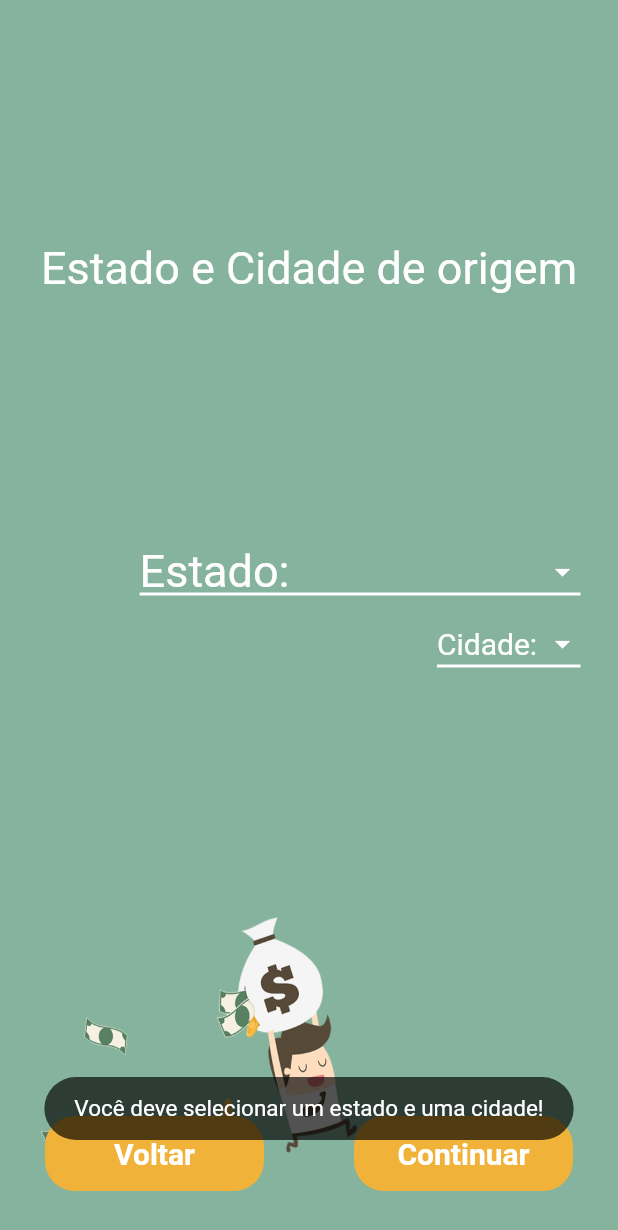
After one commit to guilhermemarx14/MyGrana, a Flutter app: the OriginScreen screen opened directly, after a tap on "Continuar", on a phone screen of 412 x 824 dp. The commit adds this screen. Shown: the top 1230 px of the screen. Run offline on Flutter 3.47's test engine with Material 2 defaults, Android fonts, the phone set to English and light mode, and no system bars; our stand-ins replace firebase_database, flutter_calendar_carousel, flutter_masked_text, flutter_money_formatter, font_awesome_flutter, percent_indicator and 3 more; accounts and stored records are empty.

Commit message:
criação dos campos de origem no profile

```diff
--- a/lib/model/profile.dart
+++ b/lib/model/profile.dart
@@ -12,6 +12,8 @@ String ProfileToJson(Profile data) {
 
 class Profile {
   String nome;
+  int originEstado;
+  int originCidade;
   int estado;
   int cidade;
   int universidade;
@@ -21,6 +23,8 @@ class Profile {
   Profile(
       {this.nome,
       this.estado,
+      this.originCidade,
+      this.originEstado,
       this.cidade,
       this.universidade,
       this.hash,
@@ -30,6 +34,8 @@ class Profile {
         nome: json["nome"],
         estado: json["estado"],
         cidade: json["cidade"],
+        originCidade: json["originCidade"],
+        originEstado: json["originEstado"],
         universidade: json["universidade"],
         hash: json["hash"],
         plataforma: json["plataforma"],
@@ -40,12 +46,14 @@ class Profile {
         "estado": estado,
         "cidade": cidade,
         "universidade": universidade,
+        "originCidade": originCidade,
+        "originEstado": originEstado,
         "hash": hash,
         "plataforma": plataforma
       };
 
   @override
   String toString() {
-    return " Nome: $nome, Estado: $estado, Cidade: $cidade, Universidade: $universidade,plataforma: $plataforma, Hash: $hash";
+    return " Nome: $nome, OrigemEstado: $originEstado, OrigemCidade: $originCidade, Estado: $estado, Cidade: $cidade, Universidade: $universidade,plataforma: $plataforma, Hash: $hash";
   }
 }
--- a/lib/screens/data_screen.dart
+++ b/lib/screens/data_screen.dart
@@ -4,6 +4,7 @@ import 'package:flutter/material.dart';
 import 'package:flutter/services.dart';
 import 'package:flutter_app/components/continue_button.dart';
 import 'package:flutter_app/model/profile.dart';
+import 'package:flutter_app/screens/origin_screen.dart';
 import 'package:flutter_app/util/constants.dart';
 import 'package:toast/toast.dart';
 import 'state_screen.dart';
@@ -78,7 +79,7 @@ final Profile _profile = Profile();
                       _profile.nome = nome;
                       Navigator.push(
                   context,
-                  MaterialPageRoute(builder: (context) => StateScreen(profile: _profile)),
+                  MaterialPageRoute(builder: (context) => OriginScreen(profile: _profile)),
                 );
                     } else
                       Toast.show('Você precisa digitar um nome!', context,
--- /dev/null
+++ b/lib/screens/origin_screen.dart
@@ -0,0 +1,217 @@
+import 'package:flutter/material.dart';
+import 'package:flutter_app/components/back_button.dart' as back;
+import 'package:flutter_app/components/continue_button.dart';
+import 'package:flutter_app/model/cidade_universidade.dart';
+import 'package:flutter_app/model/estado.dart';
+import 'package:flutter_app/model/profile.dart';
+import 'package:flutter_app/screens/state_screen.dart';
+import 'package:flutter_app/util/constants.dart';
+import 'package:toast/toast.dart';
+
+import 'university_screen.dart';
+
+class OriginScreen extends StatefulWidget {
+  const OriginScreen({Key key, this.profile}) : super(key: key);
+
+  final Profile profile;
+  @override
+  _OriginScreen createState() => _OriginScreen();
+}
+
+class _OriginScreen extends State<OriginScreen> {
+  List<String> _nomesEstados = ['Estado: '];
+  List<Estado> estados = [];
+  String selectedEstado = 'Estado: ';
+  List<String> nomesCidades = ['Cidade: '];
+  List<CidadeUniversidade> cidades = [];
+  String selectedCidade = 'Cidade: ';
+
+  int idSelectedEstado(String selected) {
+    for (int i = 0; i < estados.length; i++)
+      if (estados[i].nome.compareTo(selected) == 0) return estados[i].id;
+    return -1;
+  }
+
+  String showCidade(String name) {
+    double sizeScreen = MediaQuery.of(context).size.width;
+    int stringSize = sizeScreen ~/ 12;
+    return name.length > stringSize - 1
+        ? name.substring(0, stringSize - 4) + "..."
+        : name;
+  }
+
+  int idSelectedCidade(String selectedCidade) {
+    String cidade;
+    if (selectedCidade.endsWith('...'))
+      cidade = selectedCidade.substring(0, selectedCidade.length - 3);
+    else
+      cidade = selectedCidade;
+    for (int i = 0; i < cidades.length; i++)
+      if (cidades[i].nome.startsWith(cidade)) return cidades[i].id;
+
+    return -1;
+  }
+
+  @override
+  Widget build(BuildContext context) {
+    Estado.getEstadosList().then((list) {
+      _nomesEstados = ['Estado: '];
+      estados = [];
+      list.forEach((value) {
+        setState(() {
+          estados.add(value);
+          _nomesEstados.add(value.toString());
+        });
+      });
+    });
+
+    return Container(
+      decoration: BoxDecoration(
+        image: DecorationImage(
+          image: AssetImage('assets/Xopete2.png'),
+          fit: BoxFit.fill,
+        ),
+      ),
+      child: Scaffold(
+        backgroundColor: Colors.transparent,
+        body: Column(
+          children: <Widget>[
+            Expanded(
+              flex: 1,
+              child: Center(
+                child: Text(
+                  'Estado e Cidade de origem',
+                  style: kFormStyle,
+                  textAlign: TextAlign.center,
+                ),
+              ),
+            ),
+            Expanded(
+              flex: 1,
+              child: Column(
+                children: <Widget>[
+                  Container(
+                    margin: EdgeInsets.fromLTRB(25, 0, 25, 0),
+                    child: Row(
+                      mainAxisAlignment: MainAxisAlignment.end,
+                      children: <Widget>[
+                        DropdownButton<String>(
+                          isExpanded: false,
+                          value: selectedEstado,
+                          iconEnabledColor: kWhite,
+                          underline: Container(
+                            height: 2,
+                            width: double.infinity,
+                            color: kWhite,
+                          ),
+                          style: kFormStyle,
+                          items: _nomesEstados.map((String value) {
+                            return DropdownMenuItem<String>(
+                              value: value,
+                              child: Text(
+                                value,
+                              ),
+                            );
+                          }).toList(),
+                          onChanged: (String newValue) {
+                            setState(() {
+                              selectedEstado = newValue;
+                              widget.profile.originEstado =
+                                  idSelectedEstado(selectedEstado);
+                              nomesCidades = ['Cidade: '];
+                              selectedCidade = 'Cidade: ';
+                              cidades = [];
+                              CidadeUniversidade.getCidadesList(
+                                      widget.profile.originEstado)
+                                  .then((list) {
+                                list.forEach((value) {
+                                  cidades.add(value);
+                                  nomesCidades.add(showCidade(value.nome));
+                                });
+                              });
+                            });
+                          },
+                        ),
+                      ],
+                    ),
+                  ),
+                  Container(
+                    margin: EdgeInsets.fromLTRB(25, 0, 25, 0),
+                    child: Row(
+                      mainAxisAlignment: MainAxisAlignment.end,
+                      children: <Widget>[
+                        DropdownButton<String>(
+                          value: selectedCidade,
+                          isExpanded: false,
+                          iconEnabledColor: kWhite,
+                          underline: Container(
+                            height: 2,
+                            width: double.infinity,
+                            color: kWhite,
+                          ),
+                          style: TextStyle(
+                            fontSize: 20.0,
+                            color: kWhite,
+                          ),
+                          items: nomesCidades.map((String value) {
+                            return DropdownMenuItem<String>(
+                              value: value,
+                              child: Text(
+                                value,
+                              ),
+                            );
+                          }).toList(),
+                          onChanged: (String newValue) {
+                            setState(() {
+                              selectedCidade = newValue;
+                              widget.profile.originCidade =
+                                  idSelectedCidade(selectedCidade);
+                            });
+                          },
+                        ),
+                      ],
+                    ),
+                  ),
+                ],
+              ),
+            ),
+            Row(
+              children: <Widget>[
+                back.BackButton(
+                  text: 'Voltar',
+                  width: 150.0,
+                  height: 50.0,
+                  onPressed: () {
+                    Navigator.pop(context);
+                  },
+                ),
+                ContinueButton(
+                  text: 'Continuar',
+                  width: 150.0,
+                  height: 50.0,
+                  onPressed: () {
+                    if (selectedEstado.compareTo('Estado: ') == 0 ||
+                        selectedCidade.compareTo('Cidade: ') == 0)
+                      Toast.show("Você deve selecionar um estado e uma cidade!",
+                          context,
+                          duration: Toast.LENGTH_LONG, gravity: Toast.BOTTOM);
+                    else {
+                      widget.profile.cidade = idSelectedCidade(selectedCidade);
+                      Navigator.of(context).push(
+                        MaterialPageRoute(
+                          builder: (BuildContext context) => StateScreen(
+                            profile: widget.profile,
+                          ),
+                        ),
+                      );
+                    }
+                  },
+                ),
+              ],
+            ),
+          ],
+        ),
+      ),
+    );
+  }
+}
--- a/lib/util/Database2.dart
+++ b/lib/util/Database2.dart
@@ -67,8 +67,8 @@ class DBProvider2 {
 
     //CRIA A ENTRADA NO BANCO DE DADOS
     await db.execute(
-        "INSERT INTO `profile` (`nome`,`estado`,`cidade`,`universidade`,`hash`,`plataforma`) VALUES ('${p.nome}'"
-        ",'${p.estado}','${p.cidade}','${p.universidade}','${p.hash}','${p.plataforma}');");
+        "INSERT INTO `profile` (`nome`,`cidadeOrigem`,`estadoOrigem`,`estado`,`cidade`,`universidade`,`hash`,`plataforma`) VALUES ('${p.nome}'"
+        ",'${p.originCidade}','${p.originEstado}','${p.estado}','${p.cidade}','${p.universidade}','${p.hash}','${p.plataforma}');");
   }
 
   Future<Profile> getProfile() async {
@@ -107,6 +107,8 @@ class DBProvider2 {
     var _database =
         FirebaseDatabase.instance.reference().child(p.hash).child('Profile');
     //profile do usuário
+    _database.child("EstadoOrigem").set('${p.originEstado}');
+    _database.child("CidadeOrigem").set('${p.originCidade}');
     _database.child("Estado").set('${p.estado}');
     _database.child("Cidade").set('${p.cidade}');
     _database.child("Universidade").set('${p.universidade}');
--- a/lib/util/bd2_scripts.dart
+++ b/lib/util/bd2_scripts.dart
@@ -1,7 +1,7 @@
 import 'package:flutter_app/util/constants.dart';
 
 String createTableProfile =
-    "CREATE TABLE IF NOT EXISTS `profile` (`nome` varchar(25),`estado` int(11),`cidade` int(11),`universidade` int(11),`hash` varchar(40),`plataforma` varchar(10), PRIMARY KEY (`hash`));";
+    "CREATE TABLE IF NOT EXISTS `profile` (`nome` varchar(25),`cidadeOrigem` int(11),`estadoOrigem` int(11),`estado` int(11),`cidade` int(11),`universidade` int(11),`hash` varchar(40),`plataforma` varchar(10), PRIMARY KEY (`hash`));";
 
 String createTableTransaction =
     "CREATE TABLE IF NOT EXISTS `transaction` (`category` int,`date` varchar(11),`descricao` varchar(21),`id` integer PRIMARY KEY,`paid` int,`value` int);";
```
Also changed, not shown: 1 other file.
